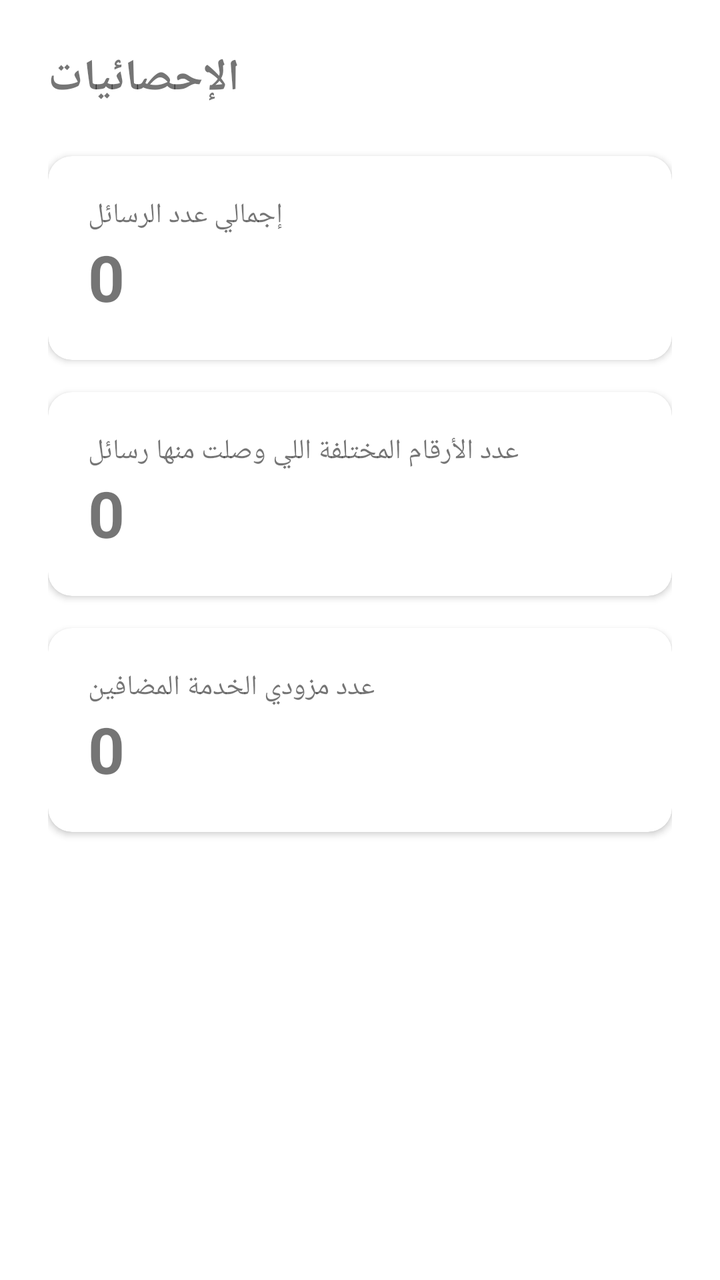
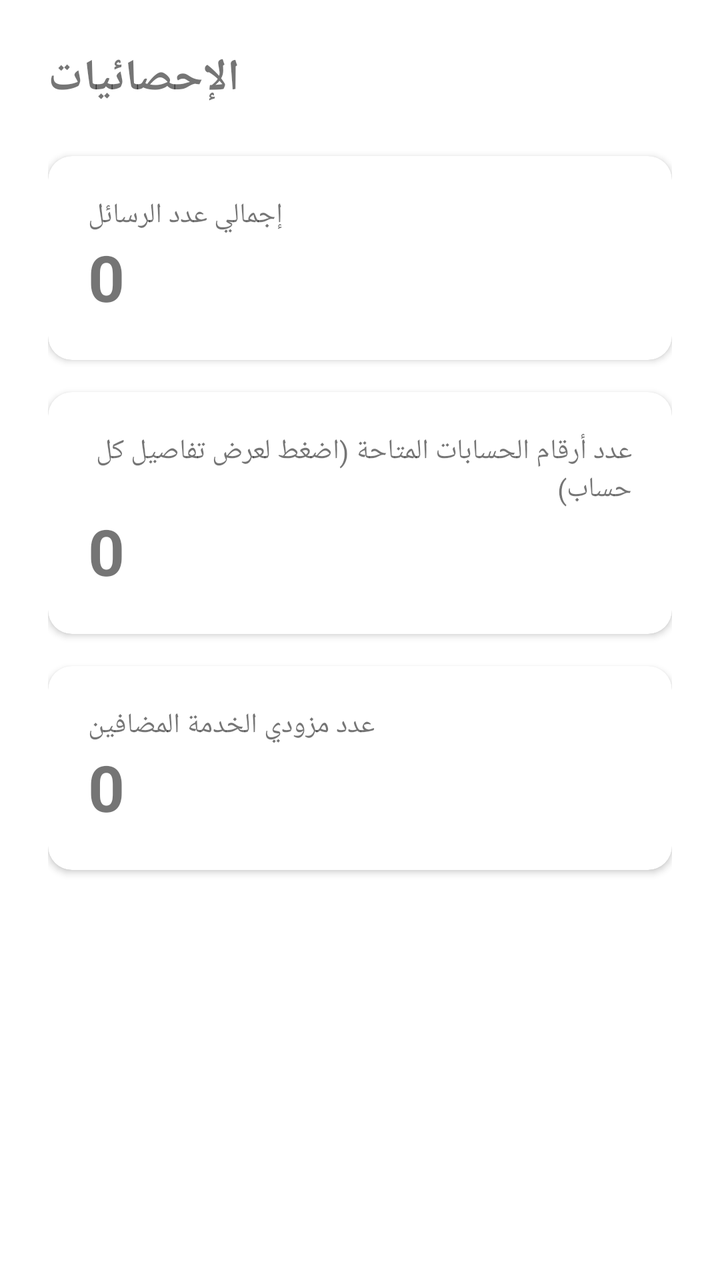

An Android layout rendered at two revisions. The XML below is the earlier revision; the diff shows what the commit changed to produce the second picture.
<!-- AndroidManifest.xml: application theme Theme.SmsToTelegram -->
<!-- res/layout/fragment_home.xml -->
<?xml version="1.0" encoding="utf-8"?>
<LinearLayout xmlns:android="http://schemas.android.com/apk/res/android"
    xmlns:app="http://schemas.android.com/apk/res-auto"
    android:layout_width="match_parent"
    android:layout_height="match_parent"
    android:orientation="vertical"
    android:padding="24dp">

    <TextView
        android:layout_width="wrap_content"
        android:layout_height="wrap_content"
        android:text="الإحصائيات"
        android:textSize="22sp"
        android:textStyle="bold"
        android:layout_marginBottom="24dp" />

    
    <androidx.cardview.widget.CardView
        android:layout_width="match_parent"
        android:layout_height="wrap_content"
        android:layout_marginBottom="16dp"
        app:cardCornerRadius="12dp"
        app:cardElevation="2dp">

        <LinearLayout
            android:layout_width="match_parent"
            android:layout_height="wrap_content"
            android:orientation="vertical"
            android:padding="20dp">

            <TextView
                android:layout_width="wrap_content"
                android:layout_height="wrap_content"
                android:text="إجمالي عدد الرسائل"
                android:textSize="14sp" />

            <TextView
                android:id="@+id/tvTotalMessages"
                android:layout_width="wrap_content"
                android:layout_height="wrap_content"
                android:text="0"
                android:textSize="32sp"
                android:textStyle="bold" />
        </LinearLayout>
    </androidx.cardview.widget.CardView>

    
    <androidx.cardview.widget.CardView
        android:layout_width="match_parent"
        android:layout_height="wrap_content"
        android:layout_marginBottom="16dp"
        app:cardCornerRadius="12dp"
        app:cardElevation="2dp">

        <LinearLayout
            android:layout_width="match_parent"
            android:layout_height="wrap_content"
            android:orientation="vertical"
            android:padding="20dp">

            <TextView
                android:layout_width="wrap_content"
                android:layout_height="wrap_content"
                android:text="عدد الأرقام المختلفة اللي وصلت منها رسائل"
                android:textSize="14sp" />

            <TextView
                android:id="@+id/tvTotalNumbers"
                android:layout_width="wrap_content"
                android:layout_height="wrap_content"
                android:text="0"
                android:textSize="32sp"
                android:textStyle="bold" />
        </LinearLayout>
    </androidx.cardview.widget.CardView>

    
    <androidx.cardview.widget.CardView
        android:layout_width="match_parent"
        android:layout_height="wrap_content"
        app:cardCornerRadius="12dp"
        app:cardElevation="2dp">

        <LinearLayout
            android:layout_width="match_parent"
            android:layout_height="wrap_content"
            android:orientation="vertical"
            android:padding="20dp">

            <TextView
                android:layout_width="wrap_content"
                android:layout_height="wrap_content"
                android:text="عدد مزودي الخدمة المضافين"
                android:textSize="14sp" />

            <TextView
                android:id="@+id/tvTotalProviders"
                android:layout_width="wrap_content"
                android:layout_height="wrap_content"
                android:text="0"
                android:textSize="32sp"
                android:textStyle="bold" />
        </LinearLayout>
    </androidx.cardview.widget.CardView>

</LinearLayout>
<!-- resources referenced by this layout -->
<resources>
  <style name="Theme.SmsToTelegram" parent="Theme.MaterialComponents.DayNight.NoActionBar">
          <item name="colorPrimary">#1976D2</item>
          <item name="colorPrimaryDark">#0D47A1</item>
          <item name="colorAccent">#2196F3</item>
      </style>
</resources>

<!-- the commit's change to res/layout/fragment_home.xml (unified diff, before → after) -->
@@ -16,6 +16,7 @@
 
     
     <androidx.cardview.widget.CardView
+        android:id="@+id/cardAccounts"
         android:layout_width="match_parent"
         android:layout_height="wrap_content"
         android:layout_marginBottom="16dp"
@@ -61,7 +62,8 @@
             <TextView
                 android:layout_width="wrap_content"
                 android:layout_height="wrap_content"
-                android:text="عدد الأرقام المختلفة اللي وصلت منها رسائل"
+                android:text="عدد أرقام الحسابات المتاحة
+(اضغط لعرض تفاصيل كل حساب)"
                 android:textSize="14sp" />
 
             <TextView
